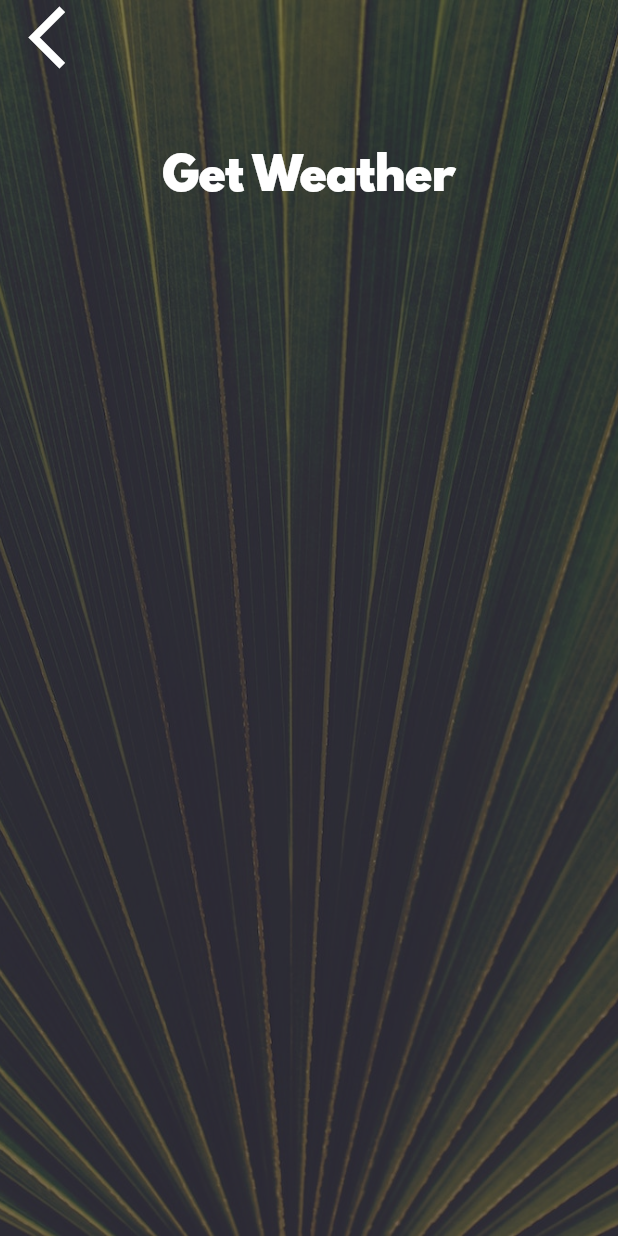
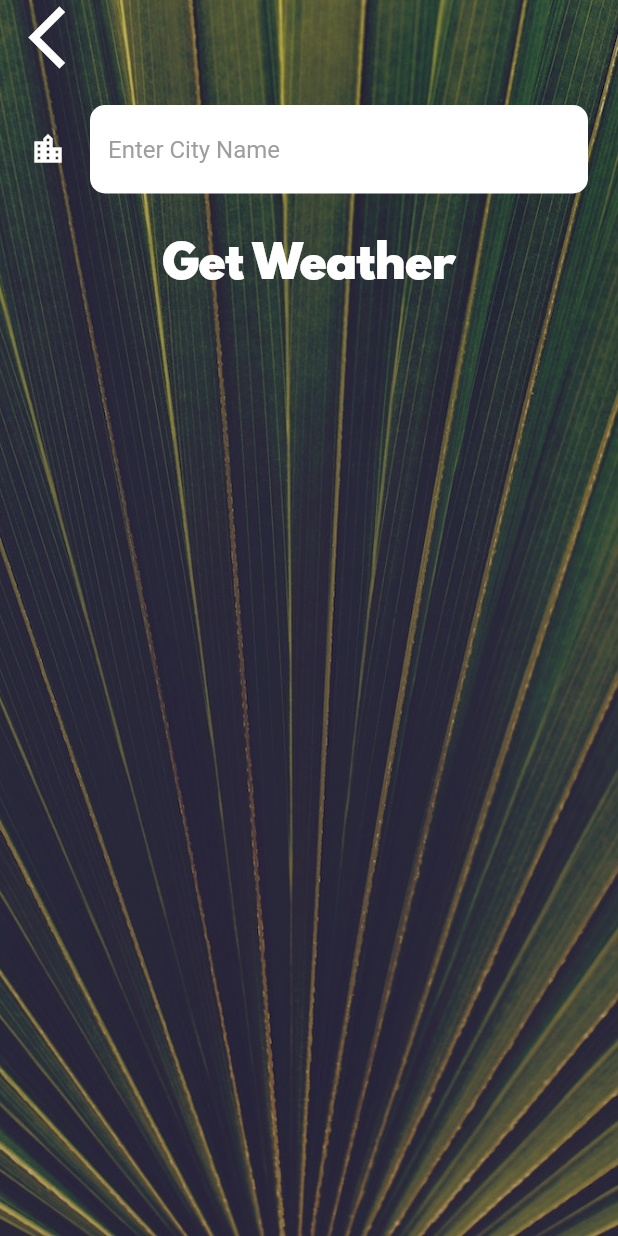
Before and after one commit to Mohammadallababide/CLIMA-FLUTTER, a Flutter app: the CityScreen screen opened directly, on a phone screen of 412 x 824 dp. Run offline on Flutter 3.47's test engine with Material 2 defaults, Android fonts, the phone set to English and light mode, and no system bars; our stand-ins replace flutter_spinkit, geolocator; network calls fail.

Commit message:
get weather for current Location API and for Input City and refuctoring the code

```diff
--- a/lib/screens/city_screen.dart
+++ b/lib/screens/city_screen.dart
@@ -7,6 +7,8 @@ class CityScreen extends StatefulWidget {
 }
 
 class _CityScreenState extends State<CityScreen> {
+  String cityName;
+
   @override
   Widget build(BuildContext context) {
     return Scaffold(
@@ -15,7 +17,6 @@ class _CityScreenState extends State<CityScreen> {
           image: DecorationImage(
             image: AssetImage('images/city_background.jpg'),
             fit: BoxFit.cover,
-            colorFilter: ColorFilter.mode(Colors.black.withOpacity(0.5), BlendMode.dstATop)
           ),
         ),
         constraints: BoxConstraints.expand(),
@@ -25,7 +26,9 @@ class _CityScreenState extends State<CityScreen> {
               Align(
                 alignment: Alignment.topLeft,
                 child: FlatButton(
-                  onPressed: () {},
+                  onPressed: () {
+                    Navigator.pop(context);
+                  },
                   child: Icon(
                     Icons.arrow_back_ios,
                     size: 50.0,
@@ -34,10 +37,20 @@ class _CityScreenState extends State<CityScreen> {
               ),
               Container(
                 padding: EdgeInsets.all(20.0),
-                child: null,
+                child: TextField(
+                  style: TextStyle(
+                    color: Colors.black,
+                  ),
+                  decoration: kTextFieldInputDecoration,
+                  onChanged: (value) {
+                    cityName = value;
+                  },
+                ),
               ),
               FlatButton(
-                onPressed: () {},
+                onPressed: () {
+                  Navigator.pop(context, cityName);
+                },
                 child: Text(
                   'Get Weather',
                   style: kButtonTextStyle,
--- a/lib/utilities/constants.dart
+++ b/lib/utilities/constants.dart
@@ -18,3 +18,22 @@ const kButtonTextStyle = TextStyle(
 const kConditionTextStyle = TextStyle(
   fontSize: 100.0,
 );
+
+const kTextFieldInputDecoration = InputDecoration(
+  filled: true,
+  fillColor: Colors.white,
+  icon: Icon(
+    Icons.location_city,
+    color: Colors.white,
+  ),
+  hintText: 'Enter City Name',
+  hintStyle: TextStyle(
+    color: Colors.grey,
+  ),
+  border: OutlineInputBorder(
+    borderRadius: BorderRadius.all(
+      Radius.circular(10.0),
+    ),
+    borderSide: BorderSide.none,
+  ),
+);
--- a/pubspec.yaml
+++ b/pubspec.yaml
@@ -12,6 +12,10 @@ dependencies:
 
   cupertino_icons: ^0.1.2
   geolocator: ^5.3.0
+  http: ^0.12.0+4
+  flutter_spinkit: ^4.1.2+1
+
+
 dev_dependencies:
   flutter_test:
     sdk: flutter
```
Also changed, not shown: lib/screens/loading_screen.dart (+26 -11 lines), lib/screens/location_screen.dart (+59 -5 lines), lib/services/location.dart (+18 -0 lines), lib/services/networking.dart (+20 -0 lines), lib/services/weather.dart (+25 -0 lines).
